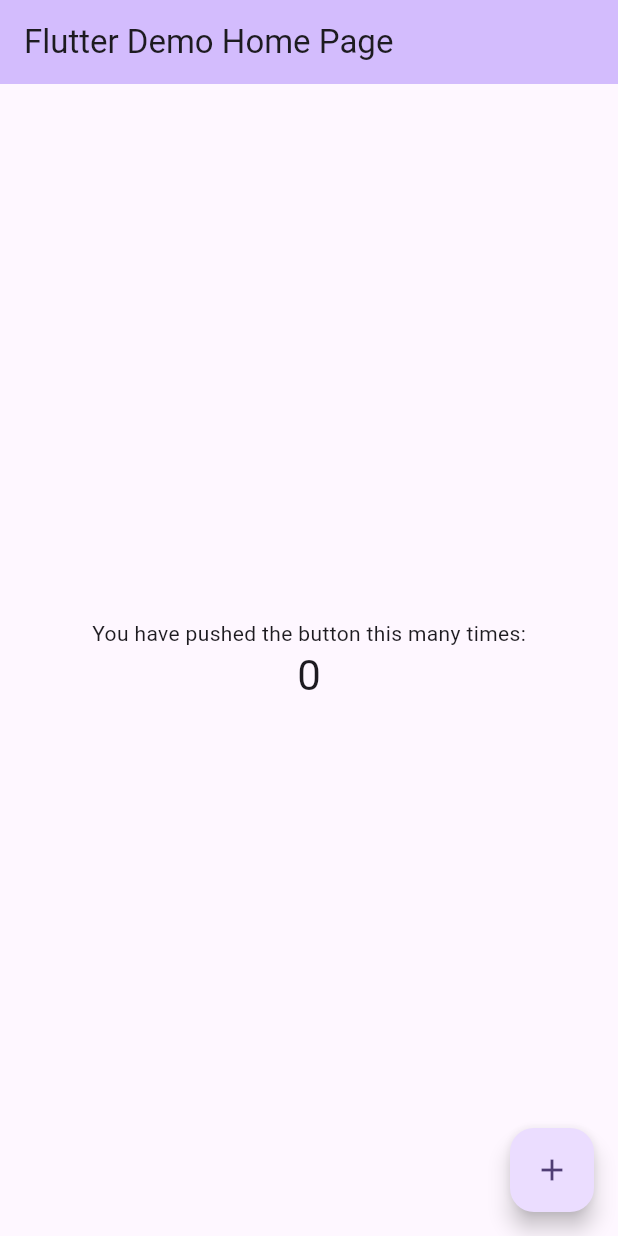
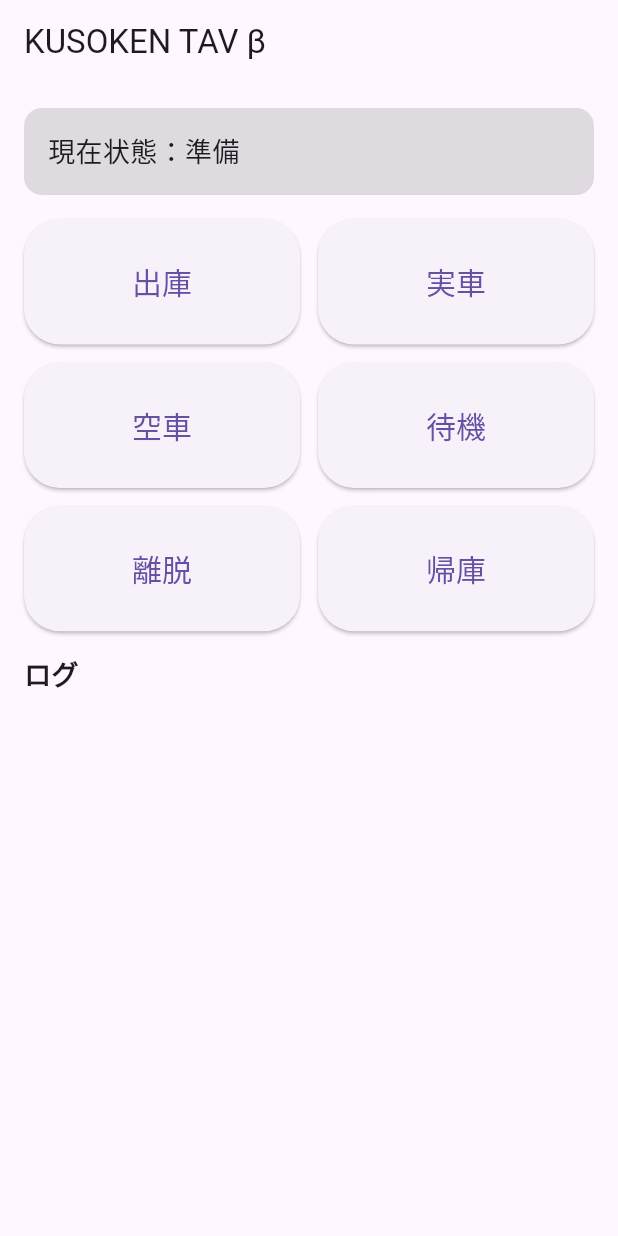
Before and after one commit to makoto8410/KUSOKEN, a Flutter app: the screen it shows after launch, on a phone screen of 412 x 824 dp. Run offline on Flutter 3.47's test engine with Material 3 defaults, Android fonts, the light colour scheme and no system bars.

Commit message:
Add basic TAV button UI and local logs

```diff
--- a/lib/main.dart
+++ b/lib/main.dart
@@ -1,122 +1,125 @@
 import 'package:flutter/material.dart';
 
 void main() {
-  runApp(const MyApp());
+  runApp(const TavApp());
 }
 
-class MyApp extends StatelessWidget {
-  const MyApp({super.key});
+class TavApp extends StatelessWidget {
+  const TavApp({super.key});
 
-  // This widget is the root of your application.
   @override
   Widget build(BuildContext context) {
     return MaterialApp(
-      title: 'Flutter Demo',
-      theme: ThemeData(
-        // This is the theme of your application.
-        //
-        // TRY THIS: Try running your application with "flutter run". You'll see
-        // the application has a purple toolbar. Then, without quitting the app,
-        // try changing the seedColor in the colorScheme below to Colors.green
-        // and then invoke "hot reload" (save your changes or press the "hot
-        // reload" button in a Flutter-supported IDE, or press "r" if you used
-        // the command line to start the app).
-        //
-        // Notice that the counter didn't reset back to zero; the application
-        // state is not lost during the reload. To reset the state, use hot
-        // restart instead.
-        //
-        // This works for code too, not just values: Most code changes can be
-        // tested with just a hot reload.
-        colorScheme: .fromSeed(seedColor: Colors.deepPurple),
-      ),
-      home: const MyHomePage(title: 'Flutter Demo Home Page'),
+      title: 'KUSOKEN TAV β',
+      debugShowCheckedModeBanner: false,
+      home: const TavHomePage(),
     );
   }
 }
 
-class MyHomePage extends StatefulWidget {
-  const MyHomePage({super.key, required this.title});
-
-  // This widget is the home page of your application. It is stateful, meaning
-  // that it has a State object (defined below) that contains fields that affect
-  // how it looks.
-
-  // This class is the configuration for the state. It holds the values (in this
-  // case the title) provided by the parent (in this case the App widget) and
-  // used by the build method of the State. Fields in a Widget subclass are
-  // always marked "final".
-
-  final String title;
+class TavHomePage extends StatefulWidget {
+  const TavHomePage({super.key});
 
   @override
-  State<MyHomePage> createState() => _MyHomePageState();
+  State<TavHomePage> createState() => _TavHomePageState();
 }
 
-class _MyHomePageState extends State<MyHomePage> {
-  int _counter = 0;
+class _TavHomePageState extends State<TavHomePage> {
+  String currentStatus = '準備';
+  final List<String> logs = [];
 
-  void _incrementCounter() {
+  void addLog(String label) {
+    final now = DateTime.now();
+
     setState(() {
-      // This call to setState tells the Flutter framework that something has
-      // changed in this State, which causes it to rerun the build method below
-      // so that the display can reflect the updated values. If we changed
-      // _counter without calling setState(), then the build method would not be
-      // called again, and so nothing would appear to happen.
-      _counter++;
+      currentStatus = label;
+      logs.insert(
+        0,
+        '${now.hour.toString().padLeft(2, '0')}:'
+        '${now.minute.toString().padLeft(2, '0')}:'
+        '${now.second.toString().padLeft(2, '0')}  $label',
+      );
     });
+  }
+
+  Widget buildEventButton(String label) {
+    return ElevatedButton(
+      onPressed: () => addLog(label),
+      style: ElevatedButton.styleFrom(
+        minimumSize: const Size.fromHeight(72),
+        shape: RoundedRectangleBorder(
+          borderRadius: BorderRadius.circular(24),
+        ),
+      ),
+      child: Text(
+        label,
+        style: const TextStyle(fontSize: 20),
+      ),
+    );
   }
 
   @override
   Widget build(BuildContext context) {
-    // This method is rerun every time setState is called, for instance as done
-    // by the _incrementCounter method above.
-    //
-    // The Flutter framework has been optimized to make rerunning build methods
-    // fast, so that you can just rebuild anything that needs updating rather
-    // than having to individually change instances of widgets.
+    final buttons = ['出庫', '実車', '空車', '待機', '離脱', '帰庫'];
+
     return Scaffold(
       appBar: AppBar(
-        // TRY THIS: Try changing the color here to a specific color (to
-        // Colors.amber, perhaps?) and trigger a hot reload to see the AppBar
-        // change color while the other colors stay the same.
-        backgroundColor: Theme.of(context).colorScheme.inversePrimary,
-        // Here we take the value from the MyHomePage object that was created by
-        // the App.build method, and use it to set our appbar title.
-        title: Text(widget.title),
+        title: const Text('KUSOKEN TAV β'),
       ),
-      body: Center(
-        // Center is a layout widget. It takes a single child and positions it
-        // in the middle of the parent.
+      body: Padding(
+        padding: const EdgeInsets.all(16),
         child: Column(
-          // Column is also a layout widget. It takes a list of children and
-          // arranges them vertically. By default, it sizes itself to fit its
-          // children horizontally, and tries to be as tall as its parent.
-          //
-          // Column has various properties to control how it sizes itself and
-          // how it positions its children. Here we use mainAxisAlignment to
-          // center the children vertically; the main axis here is the vertical
-          // axis because Columns are vertical (the cross axis would be
-          // horizontal).
-          //
-          // TRY THIS: Invoke "debug painting" (choose the "Toggle Debug Paint"
-          // action in the IDE, or press "p" in the console), to see the
-          // wireframe for each widget.
-          mainAxisAlignment: .center,
           children: [
-            const Text('You have pushed the button this many times:'),
-            Text(
-              '$_counter',
-              style: Theme.of(context).textTheme.headlineMedium,
+            Container(
+              width: double.infinity,
+              padding: const EdgeInsets.all(16),
+              decoration: BoxDecoration(
+                borderRadius: BorderRadius.circular(12),
+                color: Colors.black12,
+              ),
+              child: Text(
+                '現在状態：$currentStatus',
+                style: const TextStyle(fontSize: 18),
+              ),
+            ),
+            const SizedBox(height: 16),
+
+            GridView.count(
+              shrinkWrap: true,
+              physics: const NeverScrollableScrollPhysics(),
+              crossAxisCount: 2,
+              mainAxisSpacing: 12,
+              crossAxisSpacing: 12,
+              childAspectRatio: 2.2,
+              children: buttons.map(buildEventButton).toList(),
+            ),
+
+            const SizedBox(height: 16),
+            const Align(
+              alignment: Alignment.centerLeft,
+              child: Text(
+                'ログ',
+                style: TextStyle(fontSize: 18, fontWeight: FontWeight.bold),
+              ),
+            ),
+            const SizedBox(height: 8),
+
+            Expanded(
+              child: ListView.builder(
+                itemCount: logs.length,
+                itemBuilder: (context, index) {
+                  return Card(
+                    child: ListTile(
+                      dense: true,
+                      title: Text(logs[index]),
+                    ),
+                  );
+                },
+              ),
             ),
           ],
         ),
       ),
-      floatingActionButton: FloatingActionButton(
-        onPressed: _incrementCounter,
-        tooltip: 'Increment',
-        child: const Icon(Icons.add),
-      ),
     );
   }
 }
```
Also changed, not shown: 1 other file.
